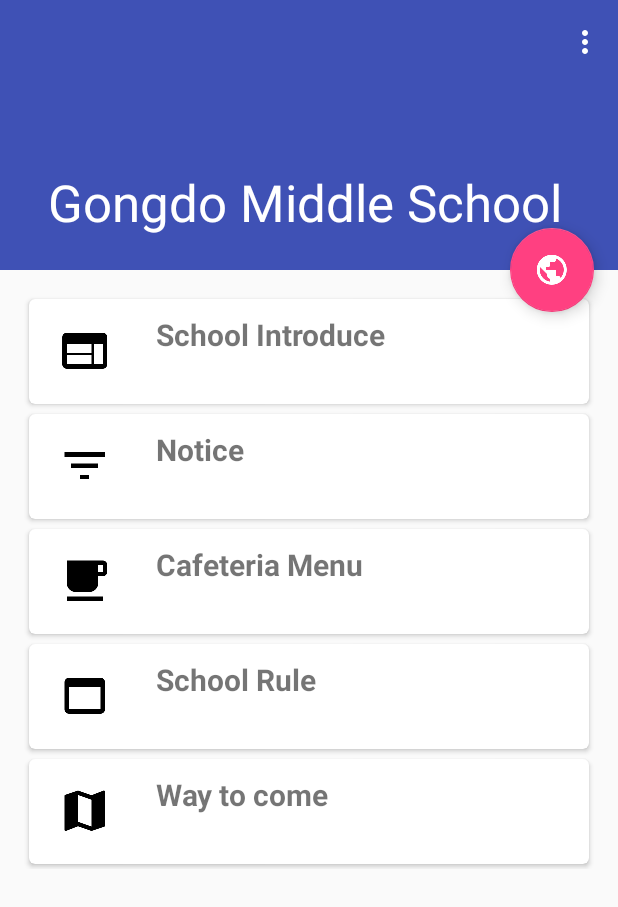
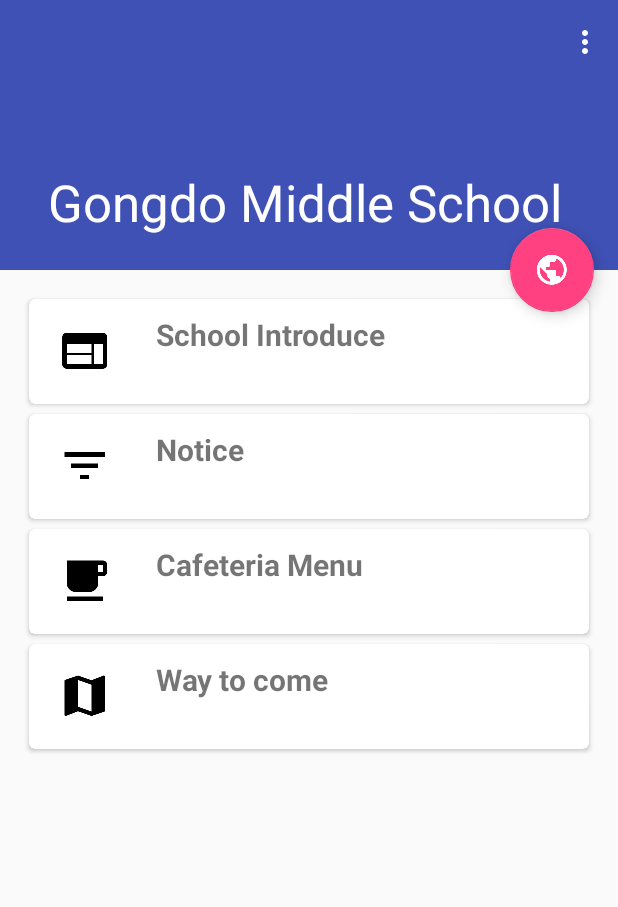
Before and after one commit to kongwoojin/GongdoMiddleSchoolApp, an Android app: the screen it shows after launch (MainActivity), on a phone screen of 412 x 824 dp. Shown: the top 907 px of the screen. Run offline under Robolectric (Android 15) with nearby library versions, the phone set to English and light mode, and no system bars.

Commit message:
1.1.2 Update

```diff
--- a/app/build.gradle
+++ b/app/build.gradle
@@ -8,8 +8,8 @@ android {
         applicationId "com.kongjak.gongdoms"
         minSdkVersion 15
         targetSdkVersion 24
-        versionCode 2
-        versionName "1.1"
+        versionCode 4
+        versionName "1.1.2"
     }
     buildTypes {
         release {
--- a/app/src/main/res/layout/content_main.xml
+++ b/app/src/main/res/layout/content_main.xml
@@ -186,62 +186,6 @@
             </RelativeLayout>
         </LinearLayout>
     </android.support.v7.widget.CardView>
-
-    <android.support.v7.widget.CardView
-        xmlns:card_view="http://schemas.android.com/apk/res-auto"
-        android:id="@+id/card_view4"
-        android:layout_gravity="center"
-        android:layout_width="match_parent"
-        android:layout_height="wrap_content"
-        card_view:cardCornerRadius="4dp"
-        android:layout_below="@+id/card_view3"
-        android:layout_marginTop="3dp"
-        android:layout_marginBottom="3dp"
-        android:layout_marginLeft="3dp"
-        android:layout_marginRight="3dp"
-        android:onClick="rule"
-        android:orientation="vertical">
-
-        <LinearLayout
-            android:layout_width="match_parent"
-            android:layout_height="70dp"
-            android:orientation="horizontal">
-
-            <RelativeLayout
-                android:layout_width="0dp"
-                android:layout_height="match_parent"
-                android:layout_weight="10">
-
-                <ImageView
-                    android:id="@+id/img4"
-                    android:layout_width="wrap_content"
-                    android:layout_height="wrap_content"
-                    android:layout_centerInParent="true"
-                    android:src="@drawable/ic_web_asset_black_36dp"/>
-
-            </RelativeLayout>
-
-            <RelativeLayout
-                android:layout_width="0dp"
-                android:layout_height="match_parent"
-                android:layout_weight="40">
-
-
-                <TextView
-                    android:id="@+id/textTitle4"
-                    android:layout_width="wrap_content"
-                    android:layout_height="wrap_content"
-                    android:layout_alignParentLeft="true"
-                    android:layout_alignParentTop="true"
-                    android:layout_marginLeft="10dp"
-                    android:layout_marginTop="10dp"
-                    android:text="@string/rule"
-                    android:textSize="20dp"
-                    android:textStyle="bold" />
-
-            </RelativeLayout>
-        </LinearLayout>
-    </android.support.v7.widget.CardView>
     <android.support.v7.widget.CardView
         xmlns:card_view="http://schemas.android.com/apk/res-auto"
         android:id="@+id/card_view5"
@@ -249,7 +193,7 @@
         android:layout_width="match_parent"
         android:layout_height="wrap_content"
         card_view:cardCornerRadius="4dp"
-        android:layout_below="@+id/card_view4"
+        android:layout_below="@+id/card_view3"
         android:layout_marginTop="3dp"
         android:layout_marginBottom="3dp"
         android:layout_marginLeft="3dp"
--- a/app/src/main/res/layout/row_bap_item.xml
+++ b/app/src/main/res/layout/row_bap_item.xml
@@ -34,7 +34,8 @@
             android:layout_height="wrap_content"
             android:gravity="center"
             android:text="2000년 00월 00일"
-            android:textSize="25dp" />
+            android:textSize="25dp"
+            android:textColor="#cfd8dc"/>
 
         <TextView
             android:id="@+id/mDayOfTheWeek"
@@ -42,7 +43,8 @@
             android:layout_height="wrap_content"
             android:gravity="center"
             android:text="월요일"
-            android:textSize="20dp" />
+            android:textSize="20dp"
+            android:textColor="#cfd8dc"/>
 
     </LinearLayout>
 </android.support.v7.widget.CardView>
```
Also changed, not shown: app/src/main/java/com/kongjak/gongdoms/MainActivity.java (+1 -8 lines), app/src/main/java/com/kongjak/gongdoms/NoticeActivity.java (+12 -26 lines), app/src/main/res/menu/main.xml (indentation only), 2 other files.
